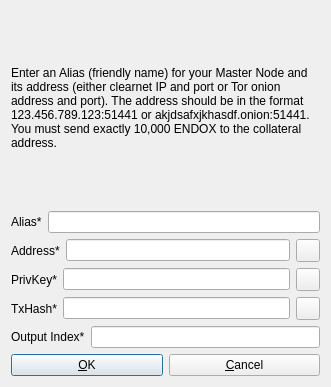
Above: src/qt/forms/addeditadrenalinenode.ui from SaltineChips/endox before the change. Below: the same form after it.
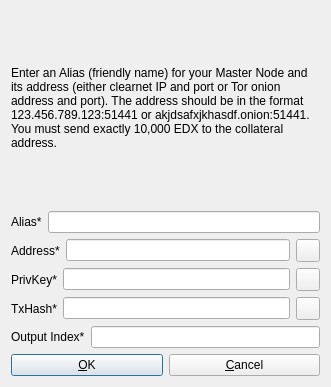
That is the form after the change. Icons and pictures are not drawn.

```diff
--- a/src/qt/forms/addeditadrenalinenode.ui
+++ b/src/qt/forms/addeditadrenalinenode.ui
@@ -29,7 +29,7 @@
       </sizepolicy>
      </property>
      <property name="text">
-      <string>&lt;html&gt;&lt;head/&gt;&lt;body&gt;&lt;p&gt;Enter an Alias (friendly name) for your Master Node and its address (either clearnet IP and port or Tor onion address and port). The address should be in the format 123.456.789.123:51441 or akjdsafxjkhasdf.onion:51441. You must send exactly 10,000 ENDOX to the collateral address.&lt;/p&gt;&lt;/body&gt;&lt;/html&gt;</string>
+      <string>&lt;html&gt;&lt;head/&gt;&lt;body&gt;&lt;p&gt;Enter an Alias (friendly name) for your Master Node and its address (either clearnet IP and port or Tor onion address and port). The address should be in the format 123.456.789.123:51441 or akjdsafxjkhasdf.onion:51441. You must send exactly 10,000 EDX to the collateral address.&lt;/p&gt;&lt;/body&gt;&lt;/html&gt;</string>
      </property>
      <property name="wordWrap">
       <bool>true</bool>
```
